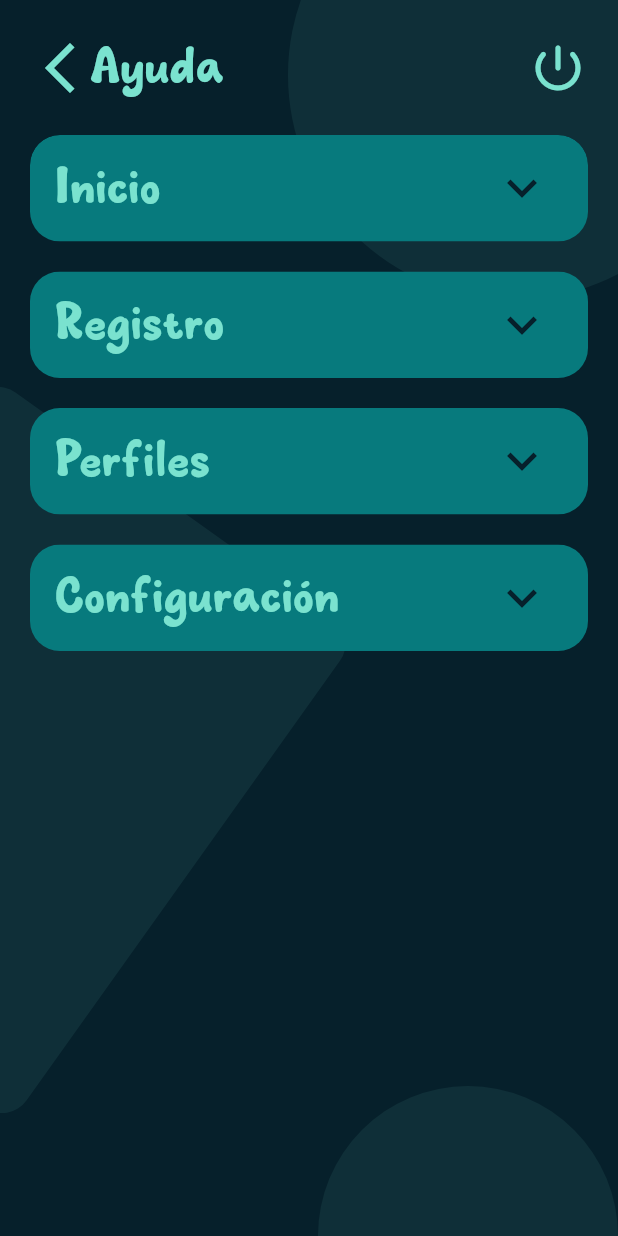
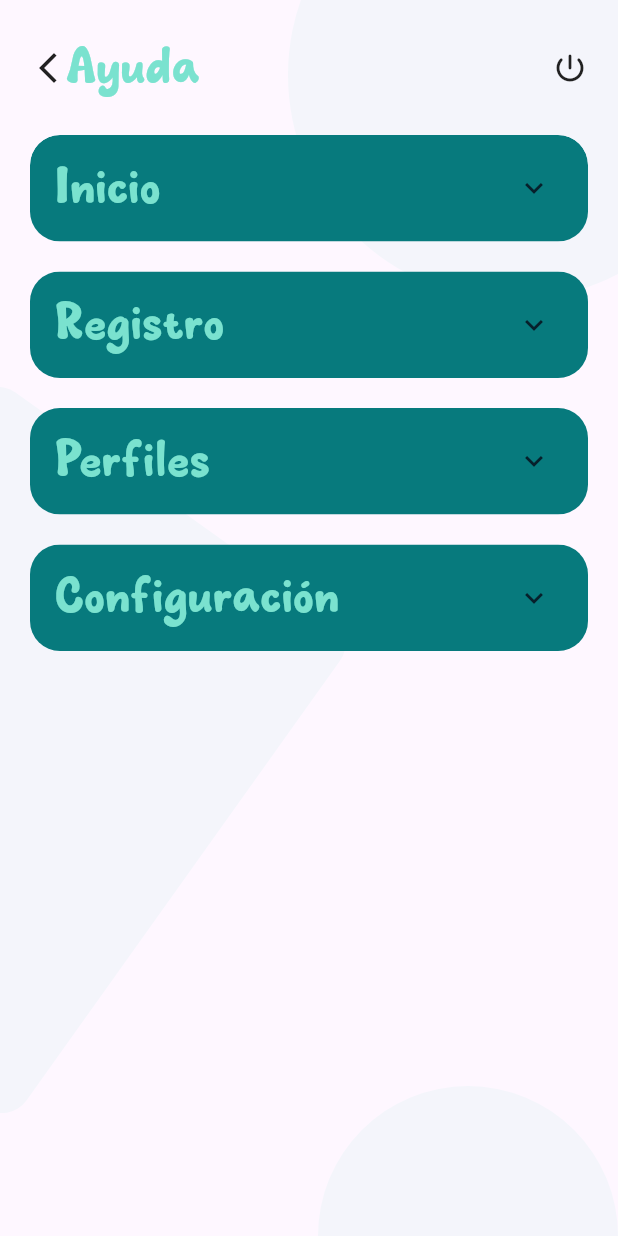
Before and after one commit to lucasbass86/yoya, a Flutter app: the SettingsPage screen opened by its route, after a tap on the "live help" icon, on a phone screen of 412 x 824 dp. Run offline on Flutter 3.47's test engine with Material 3 defaults, Android fonts, the phone set to English and light mode, and no system bars; our stand-ins replace animate_do, file_picker, hive, package_info_plus, permission_handler, shared_preferences; accounts and stored records are empty.

Commit message:
update 2025-05-14

```diff
--- a/lib/main.dart
+++ b/lib/main.dart
@@ -66,7 +66,7 @@ class MyApp extends StatelessWidget {
       debugShowCheckedModeBanner: false,
       routes: routes,
       initialRoute: HomePage.routeName,
-      theme: themeData,
+      darkTheme: darkTheme,
       localizationsDelegates: const [GlobalMaterialLocalizations.delegate, GlobalWidgetsLocalizations.delegate, GlobalCupertinoLocalizations.delegate],
       supportedLocales: const [Locale('es')],
     );
--- a/lib/pages/help_page.dart
+++ b/lib/pages/help_page.dart
@@ -34,8 +34,8 @@ class HelpPage extends StatelessWidget {
                               child: ExpansionTile(
                                 iconColor: Utils.lightColorBackground,
                                 collapsedIconColor: Utils.darkColorBackground,
-                                backgroundColor: Utils.darkColorGreen,
-                                collapsedBackgroundColor: Utils.darkColorGreen,
+                                backgroundColor: Utils.darkColorSecond,
+                                collapsedBackgroundColor: Utils.darkColorSecond,
                                 shape: RoundedRectangleBorder(borderRadius: BorderRadius.circular(20)),
                                 title: Text('Inicio', style: Utils.bigTitleStyle),
                                 childrenPadding: const EdgeInsets.all(10),
@@ -64,8 +64,8 @@ En la parte superior podemos:
                               child: ExpansionTile(
                                 iconColor: Utils.lightColorBackground,
                                 collapsedIconColor: Utils.darkColorBackground,
-                                backgroundColor: Utils.darkColorGreen,
-                                collapsedBackgroundColor: Utils.darkColorGreen,
+                                backgroundColor: Utils.darkColorSecond,
+                                collapsedBackgroundColor: Utils.darkColorSecond,
                                 shape: RoundedRectangleBorder(borderRadius: BorderRadius.circular(20)),
                                 title: Text('Registro', style: Utils.bigTitleStyle),
                                 childrenPadding: const EdgeInsets.all(10),
@@ -97,8 +97,8 @@ Los perfiles no se pueden cambiar. Únicamente las descripciones.''', textAlign:
                               child: ExpansionTile(
                                 iconColor: Utils.lightColorBackground,
                                 collapsedIconColor: Utils.darkColorBackground,
-                                backgroundColor: Utils.darkColorGreen,
-                                collapsedBackgroundColor: Utils.darkColorGreen,
+                                backgroundColor: Utils.darkColorSecond,
+                                collapsedBackgroundColor: Utils.darkColorSecond,
                                 shape: RoundedRectangleBorder(borderRadius: BorderRadius.circular(20)),
                                 title: Text('Perfiles', style: Utils.bigTitleStyle),
                                 childrenPadding: const EdgeInsets.all(10),
@@ -128,8 +128,8 @@ Del perfil se pueden modificar el nombre y el icono, guardando los datos desde e
                               child: ExpansionTile(
                                 iconColor: Utils.lightColorBackground,
                                 collapsedIconColor: Utils.darkColorBackground,
-                                backgroundColor: Utils.darkColorGreen,
-                                collapsedBackgroundColor: Utils.darkColorGreen,
+                                backgroundColor: Utils.darkColorSecond,
+                                collapsedBackgroundColor: Utils.darkColorSecond,
                                 shape: RoundedRectangleBorder(borderRadius: BorderRadius.circular(20)),
                                 title: Text('Configuración', style: Utils.bigTitleStyle),
                                 childrenPadding: const EdgeInsets.all(10),
--- a/lib/pages/profile_detail_page.dart
+++ b/lib/pages/profile_detail_page.dart
@@ -67,11 +67,11 @@ class _ProfileDetailPageState extends State<ProfileDetailPage> {
                         underline: Container(),
                         items:
                             Utils.profileIcons.map((iconData) {
-                              return DropdownMenuItem(value: iconData, child: Icon(iconData, color: Utils.darkColorGreen));
+                              return DropdownMenuItem(value: iconData, child: Icon(iconData, color: Utils.darkColorSecond));
                             }).toList(),
                         selectedItemBuilder: (context) {
                           return Utils.profileIcons.map((iconData) {
-                            return Icon(icon, color: Utils.lightColorGreen);
+                            return Icon(icon, color: Utils.lightColorSecond);
                           }).toList();
                         },
                         onChanged: (value) {
@@ -84,7 +84,7 @@ class _ProfileDetailPageState extends State<ProfileDetailPage> {
                   ],
                 ),
                 const SizedBox(height: 10),
-                Divider(color: Utils.lightColorGreen),
+                Divider(color: Utils.lightColorSecond),
                 const SizedBox(height: 10),
                 SearchWidget(
                   onChange: (String value) {
--- a/lib/pages/settings_page.dart
+++ b/lib/pages/settings_page.dart
@@ -36,6 +36,7 @@ class _SettingsPageState extends State<SettingsPage> {
               child: Column(
                 children: [
                   TopWidget(title: 'Configuración', showHelp: true),
+                  SizedBox(height: 20),
                   FutureBuilder(
                     future: Utils.checkConnection(),
                     builder: (context, snapshot) {
@@ -165,7 +166,7 @@ class _SettingsPageState extends State<SettingsPage> {
           child: Ink(
             width: 140,
             padding: const EdgeInsets.all(10),
-            decoration: BoxDecoration(color: Utils.darkColorGreen, borderRadius: BorderRadius.circular(20)),
+            decoration: BoxDecoration(color: Utils.darkColorSecond, borderRadius: BorderRadius.circular(20)),
             child: Column(children: [Text('Cargar datos', style: Utils.normalStyle20), const SizedBox(height: 5), Icon(Icons.restore)]),
           ),
         ),
@@ -183,7 +184,7 @@ class _SettingsPageState extends State<SettingsPage> {
           child: Ink(
             width: 140,
             padding: const EdgeInsets.all(10),
-            decoration: BoxDecoration(color: Utils.darkColorGreen, borderRadius: BorderRadius.circular(20)),
+            decoration: BoxDecoration(color: Utils.darkColorSecond, borderRadius: BorderRadius.circular(20)),
             child: Column(children: [Text('Subir datos', style: Utils.normalStyle20), const SizedBox(height: 5), Icon(Icons.backup_sharp)]),
           ),
         ),
@@ -201,7 +202,7 @@ class _SettingsPageState extends State<SettingsPage> {
           child: Ink(
             width: 140,
             padding: const EdgeInsets.all(10),
-            decoration: BoxDecoration(color: Utils.darkColorGreen, borderRadius: BorderRadius.circular(20)),
+            decoration: BoxDecoration(color: Utils.darkColorSecond, borderRadius: BorderRadius.circular(20)),
             child: Column(children: [Text('Guardar', style: Utils.normalStyle20), const SizedBox(height: 5), Icon(Icons.save_alt_rounded)]),
           ),
         ),
@@ -219,7 +220,7 @@ class _SettingsPageState extends State<SettingsPage> {
           child: Ink(
             width: 140,
             padding: const EdgeInsets.all(10),
-            decoration: BoxDecoration(color: Utils.darkColorGreen, borderRadius: BorderRadius.circular(20)),
+            decoration: BoxDecoration(color: Utils.darkColorSecond, borderRadius: BorderRadius.circular(20)),
             child: Column(children: [Text('Cargar', style: Utils.normalStyle20), const SizedBox(height: 5), Icon(Icons.restart_alt_rounded)]),
           ),
         ),
@@ -297,7 +298,7 @@ class _SettingsPageState extends State<SettingsPage> {
 
     if (!confirmed || !context.mounted) return;
 
-    final unlocked = await showSlideToUnlock(context, backColor: Utils.darkColorBackground, slideColor: Utils.darkColorGreen);
+    final unlocked = await showSlideToUnlock(context, backColor: Utils.darkColorBackground, slideColor: Utils.darkColorSecond);
 
     if (!unlocked || !context.mounted) return;
 
@@ -329,7 +330,7 @@ class _SettingsPageState extends State<SettingsPage> {
   }
 
   Future<void> _uploadData(BuildContext context) async {
-    final resp = await showSlideToUnlock(context, backColor: Utils.darkColorGreen, slideColor: Utils.darkColorBackground);
+    final resp = await showSlideToUnlock(context, backColor: Utils.darkColorSecond, slideColor: Utils.darkColorBackground);
     if (resp) {
       User user = User(email: Preferences.email, password: Preferences.passBackUp, profiles: mainProvider.profiles, items: mainProvider.items, history: mainProvider.history);
       final dialogContext = context;
@@ -385,7 +386,7 @@ class _SettingsPageState extends State<SettingsPage> {
       }
       if (context.mounted) {
         // Deslizar para desbloquear
-        final isUnlocked = await showSlideToUnlock(context, backColor: Utils.darkColorGreen, slideColor: Utils.darkColorBackground);
+        final isUnlocked = await showSlideToUnlock(context, backColor: Utils.darkColorSecond, slideColor: Utils.darkColorBackground);
         if (isUnlocked) {
           _setData(user);
         }
@@ -415,7 +416,7 @@ class _SettingsPageState extends State<SettingsPage> {
     if (path.isNotEmpty && context.mounted) {
       final resp = await showMessage(context: context, message: '¿Restaurar archivo?');
       if (resp && context.mounted) {
-        final unlock = await showSlideToUnlock(context, backColor: Utils.darkColorGreen, slideColor: Utils.darkColorBackground);
+        final unlock = await showSlideToUnlock(context, backColor: Utils.darkColorSecond, slideColor: Utils.darkColorBackground);
         if (unlock) {
           final Map<String, dynamic> dataJson = json.decode(path);
           User user = User.fromJson(dataJson);
--- a/lib/services/update_service.dart
+++ b/lib/services/update_service.dart
@@ -99,7 +99,7 @@ class UpdatePage extends StatelessWidget {
                   margin: const EdgeInsets.only(left: 40, right: 40, bottom: 40, top: 40),
                   padding: const EdgeInsets.all(10),
                   decoration: BoxDecoration(color: Utils.lightColorBackground, borderRadius: BorderRadius.circular(40)),
-                  child: Center(child: Text('Aceptar', style: Utils.normalStyle20.copyWith(color: Utils.darkColorGreen))),
+                  child: Center(child: Text('Aceptar', style: Utils.normalStyle20.copyWith(color: Utils.darkColorSecond))),
                 ),
               ),
             ],
--- a/lib/themes/themes.dart
+++ b/lib/themes/themes.dart
@@ -1,10 +1,11 @@
 import 'package:flutter/material.dart';
 import 'package:yoya/utils/utils.dart';
 
-ThemeData themeData = ThemeData.dark().copyWith(
+ThemeData darkTheme = ThemeData.dark().copyWith(
+  colorScheme: ColorScheme.dark(primary: Utils.lightColorBackground, onPrimary: Utils.darkColorSecond),
   scaffoldBackgroundColor: Utils.darkColorBackground,
-  iconTheme: IconThemeData(size: Utils.iconSize, color: Utils.lightColorGreen),
-  floatingActionButtonTheme: FloatingActionButtonThemeData(iconSize: 40, backgroundColor: Utils.lightColorGreen, foregroundColor: Utils.darkColorGreen, splashColor: Utils.lightColorBackground),
+  iconTheme: IconThemeData(size: Utils.iconSize, color: Utils.lightColorSecond),
+  floatingActionButtonTheme: FloatingActionButtonThemeData(iconSize: 40, backgroundColor: Utils.lightColorSecond, foregroundColor: Utils.darkColorSecond, splashColor: Utils.lightColorBackground),
   splashColor: Utils.lightColorBackground,
   //SNACKBAR
   snackBarTheme: SnackBarThemeData(
@@ -14,19 +15,19 @@ ThemeData themeData = ThemeData.dark().copyWith(
   ),
   textSelectionTheme: TextSelectionThemeData(
     cursorColor: Utils.lightColorBackground, // Color del cursor
-    selectionColor: Utils.darkColorGreen, // Color de la selección del texto
+    selectionColor: Utils.darkColorSecond, // Color de la selección del texto
     selectionHandleColor: Utils.lightColorBackground, // Color del indicador al seleccionar
   ),
   //TEXTFIELD
   inputDecorationTheme: InputDecorationTheme(
-    hintStyle: TextStyle(color: Utils.lightColorGreen, fontFamily: Utils.fontFamilyName),
-    labelStyle: TextStyle(color: Utils.lightColorGreen, fontFamily: Utils.fontFamilyName),
-    suffixIconColor: Utils.lightColorGreen,
-    prefixIconColor: Utils.lightColorGreen,
-    enabledBorder: OutlineInputBorder(borderSide: BorderSide(color: Utils.lightColorGreen), borderRadius: BorderRadius.circular(20)),
-    border: OutlineInputBorder(borderSide: BorderSide(color: Utils.lightColorGreen), borderRadius: BorderRadius.circular(20)),
-    focusedBorder: OutlineInputBorder(borderSide: BorderSide(color: Utils.lightColorGreen), borderRadius: BorderRadius.circular(20)),
-    disabledBorder: OutlineInputBorder(borderSide: BorderSide(color: Utils.lightColorGreen), borderRadius: BorderRadius.circular(20)),
+    hintStyle: TextStyle(color: Utils.lightColorSecond, fontFamily: Utils.fontFamilyName),
+    labelStyle: TextStyle(color: Utils.lightColorSecond, fontFamily: Utils.fontFamilyName),
+    suffixIconColor: Utils.lightColorSecond,
+    prefixIconColor: Utils.lightColorSecond,
+    enabledBorder: OutlineInputBorder(borderSide: BorderSide(color: Utils.lightColorSecond), borderRadius: BorderRadius.circular(20)),
+    border: OutlineInputBorder(borderSide: BorderSide(color: Utils.lightColorSecond), borderRadius: BorderRadius.circular(20)),
+    focusedBorder: OutlineInputBorder(borderSide: BorderSide(color: Utils.lightColorSecond), borderRadius: BorderRadius.circular(20)),
+    disabledBorder: OutlineInputBorder(borderSide: BorderSide(color: Utils.lightColorSecond), borderRadius: BorderRadius.circular(20)),
   ),
   //CANCELAR
   outlinedButtonTheme: OutlinedButtonThemeData(
@@ -38,7 +39,7 @@ ThemeData themeData = ThemeData.dark().copyWith(
           return Utils.lightColorBackground;
         }
       }),
-      backgroundColor: WidgetStateProperty.resolveWith((states) => Utils.darkColorGreen),
+      backgroundColor: WidgetStateProperty.resolveWith((states) => Utils.darkColorSecond),
       overlayColor: WidgetStateProperty.resolveWith((states) => Utils.lightColorBackground),
     ),
   ),
@@ -47,7 +48,7 @@ ThemeData themeData = ThemeData.dark().copyWith(
     style: ButtonStyle(
       overlayColor: WidgetStateProperty.resolveWith((states) => Utils.lightColorBackground),
       foregroundColor: WidgetStateProperty.resolveWith((states) => Utils.darkColorBackground),
-      backgroundColor: WidgetStateProperty.resolveWith((states) => Utils.lightColorGreen),
+      backgroundColor: WidgetStateProperty.resolveWith((states) => Utils.lightColorSecond),
     ),
   ),
   //DATEPICKER
@@ -62,32 +63,32 @@ ThemeData themeData = ThemeData.dark().copyWith(
     dayOverlayColor: WidgetStateProperty.all(Utils.lightColorBackground),
     dayForegroundColor: WidgetStateProperty.resolveWith((states) {
       if (states.contains(WidgetState.selected)) {
-        return Utils.darkColorGreen;
+        return Utils.darkColorSecond;
       } else if (states.contains(WidgetState.disabled)) {
         return Utils.darkColorBackground;
       } else {
-        return Utils.lightColorGreen;
+        return Utils.lightColorSecond;
       }
     }),
     todayBackgroundColor: WidgetStateProperty.resolveWith((states) {
       if (states.contains(WidgetState.selected)) {
         return Utils.lightColorBackground;
       } else {
-        return Utils.darkColorGreen;
+        return Utils.darkColorSecond;
       }
     }),
     todayForegroundColor: WidgetStateProperty.resolveWith((states) {
       if (states.contains(WidgetState.selected)) {
-        return Utils.darkColorGreen;
+        return Utils.darkColorSecond;
       } else {
-        return Utils.lightColorGreen;
+        return Utils.lightColorSecond;
       }
     }),
     dividerColor: Utils.darkColorBackground,
     headerBackgroundColor: Utils.darkColorBackground,
     headerForegroundColor: Utils.lightColorBackground,
-    confirmButtonStyle: ButtonStyle(overlayColor: WidgetStateProperty.all(Utils.lightColorBackground), foregroundColor: WidgetStateProperty.all(Utils.darkColorGreen)),
-    cancelButtonStyle: ButtonStyle(overlayColor: WidgetStateProperty.all(Utils.lightColorBackground), foregroundColor: WidgetStateProperty.all(Utils.darkColorGreen)),
+    confirmButtonStyle: ButtonStyle(overlayColor: WidgetStateProperty.all(Utils.lightColorBackground), foregroundColor: WidgetStateProperty.all(Utils.darkColorSecond)),
+    cancelButtonStyle: ButtonStyle(overlayColor: WidgetStateProperty.all(Utils.lightColorBackground), foregroundColor: WidgetStateProperty.all(Utils.darkColorSecond)),
     backgroundColor: Utils.darkColorBackground,
     dayStyle: Utils.normalStyle15,
     headerHeadlineStyle: Utils.normalStyle20,
@@ -96,11 +97,37 @@ ThemeData themeData = ThemeData.dark().copyWith(
     weekdayStyle: Utils.normalStyle20.copyWith(color: Utils.lightColorBackground),
     shape: RoundedRectangleBorder(borderRadius: BorderRadius.circular(20)),
   ),
+  //PROGRESS
   progressIndicatorTheme: ProgressIndicatorThemeData(color: Utils.lightColorBackground, linearTrackColor: Utils.lightColorBackground, circularTrackColor: Utils.lightColorBackground),
+  //SWITCH
+  switchTheme: SwitchThemeData(
+    thumbColor: WidgetStateProperty.resolveWith((states) {
+      if (states.contains(WidgetState.selected)) {
+        return Utils.lightColorSecond;
+      } else {
+        return Utils.darkColorSecond;
+      }
+    }),
+    trackColor: WidgetStateProperty.resolveWith((states) {
+      if (states.contains(WidgetState.selected)) {
+        return Utils.lightColorBackground;
+      } else {
+        return Utils.darkColorBackground;
+      }
+    }),
+  ),
+  //TIMEPICKER
+  timePickerTheme: TimePickerThemeData(
+    backgroundColor: Utils.darkColorBackground,
+    helpTextStyle: Utils.bigTitleStyle,
+    hourMinuteColor: Utils.darkColorSecond,
+    hourMinuteTextColor: Utils.lightColorBackground,
+    hourMinuteTextStyle: Utils.normalStyle30.copyWith(fontSize: 70),
+    dialHandColor: Utils.lightColorSecond,
+    dialBackgroundColor: Utils.darkColorSecond,
+    dialTextStyle: Utils.normalStyle20,
+    timeSelectorSeparatorColor: WidgetStateProperty.all(Utils.lightColorSecond),
+    confirmButtonStyle: ButtonStyle(overlayColor: WidgetStateProperty.all(Utils.lightColorBackground), foregroundColor: WidgetStateProperty.all(Utils.darkColorSecond)),
+    cancelButtonStyle: ButtonStyle(overlayColor: WidgetStateProperty.all(Utils.lightColorBackground), foregroundColor: WidgetStateProperty.all(Utils.darkColorSecond)),
+  ),
 );
-
-//  if (states.contains(WidgetState.selected)) {
-//           return Utils.darkColorBackground;
-//         } else {
-//           return Utils.lightColorBackground;
-//         }
--- a/lib/utils/utils.dart
+++ b/lib/utils/utils.dart
@@ -4,6 +4,7 @@ import 'package:file_picker/file_picker.dart';
 import 'package:flutter/material.dart';
 import 'package:flutter/services.dart';
 import 'package:hive/hive.dart';
+// ignore: depend_on_referenced_packages
 import 'package:path/path.dart' as p;
 import 'package:permission_handler/permission_handler.dart';
 
@@ -11,16 +12,16 @@ class Utils {
   //https://colorhunt.co/palette/f5eedd7ae2cf077a7d06202b
   static final Color lightColorBackground = Color.fromARGB(255, 245, 238, 221);
   static final Color darkColorBackground = Color.fromARGB(255, 6, 32, 43);
-  static final Color lightColorGreen = Color.fromARGB(255, 122, 226, 207);
-  static final Color darkColorGreen = Color.fromARGB(255, 7, 122, 125);
+  static final Color lightColorSecond = Color.fromARGB(255, 122, 226, 207);
+  static final Color darkColorSecond = Color.fromARGB(255, 7, 122, 125);
 
   static final double iconSize = 40;
 
   static final String fontFamilyName = 'Wonderly';
-  static final TextStyle bigTitleStyle = TextStyle(fontSize: 35, color: lightColorGreen, fontFamily: fontFamilyName);
-  static final TextStyle normalStyle15 = TextStyle(fontSize: 15, color: lightColorGreen, fontFamily: fontFamilyName);
-  static final TextStyle normalStyle20 = TextStyle(fontSize: 20, color: lightColorGreen, fontFamily: fontFamilyName);
-  static final TextStyle normalStyle30 = TextStyle(fontSize: 30, color: lightColorGreen, fontFamily: fontFamilyName);
+  static final TextStyle bigTitleStyle = TextStyle(fontSize: 35, color: lightColorSecond, fontFamily: fontFamilyName);
+  static final TextStyle normalStyle15 = TextStyle(fontSize: 15, color: lightColorSecond, fontFamily: fontFamilyName);
+  static final TextStyle normalStyle20 = TextStyle(fontSize: 20, color: lightColorSecond, fontFamily: fontFamilyName);
+  static final TextStyle normalStyle30 = TextStyle(fontSize: 30, color: lightColorSecond, fontFamily: fontFamilyName);
 
   static final List<IconData> profileIcons = [
     Icons.person,
@@ -74,7 +75,7 @@ class Utils {
   static final Box boxHistory = Hive.box(boxHistoryName);
 
   static SnackBar snackBar(String msg) {
-    return SnackBar(content: Text(msg, style: TextStyle(color: darkColorGreen)));
+    return SnackBar(content: Text(msg, style: TextStyle(color: darkColorSecond)));
   }
 
   static bool isValidEmail(String email) {
--- a/lib/widgets/background_widget.dart
+++ b/lib/widgets/background_widget.dart
@@ -7,7 +7,7 @@ class BackgroundWidget extends StatelessWidget {
 
   @override
   Widget build(BuildContext context) {
-    final Color color = Utils.lightColorGreen.withAlpha(20);
+    final Color color = Utils.lightColorSecond.withAlpha(20);
     return Stack(
       children: [
         Positioned(
--- a/lib/widgets/item_widget.dart
+++ b/lib/widgets/item_widget.dart
@@ -34,7 +34,7 @@ class _ItemWidgetState extends State<ItemWidget> with TickerProviderStateMixin {
             width: double.infinity,
             height: 140,
             padding: const EdgeInsets.all(10),
-            decoration: BoxDecoration(color: Utils.darkColorGreen, borderRadius: BorderRadius.circular(20)),
+            decoration: BoxDecoration(color: Utils.darkColorSecond, borderRadius: BorderRadius.circular(20)),
             child: Column(
               mainAxisAlignment: MainAxisAlignment.center,
               children: [
--- a/lib/widgets/profile_widget.dart
+++ b/lib/widgets/profile_widget.dart
@@ -20,7 +20,7 @@ class ProfileWidget extends StatelessWidget {
             width: double.infinity,
             height: 80,
             padding: const EdgeInsets.all(10),
-            decoration: BoxDecoration(color: Utils.darkColorGreen, borderRadius: BorderRadius.circular(20)),
+            decoration: BoxDecoration(color: Utils.darkColorSecond, borderRadius: BorderRadius.circular(20)),
             child: Row(children: [Icon(profile.icon), const SizedBox(width: 10), Text(profile.name, style: Utils.normalStyle30)]),
           ),
         ),
--- a/lib/widgets/progressbar_widget.dart
+++ b/lib/widgets/progressbar_widget.dart
@@ -54,11 +54,11 @@ class ProgressBarWidget extends StatelessWidget {
         children: [
           Text(
             "${percentage.toStringAsFixed(1)}%",
-            style: TextStyle(color: Utils.getContrastingTextColor(percentage < 25 ? backgroundColor : progressColor, Utils.darkColorGreen, Utils.lightColorGreen), fontWeight: FontWeight.bold),
+            style: TextStyle(color: Utils.getContrastingTextColor(percentage < 25 ? backgroundColor : progressColor, Utils.darkColorSecond, Utils.lightColorSecond), fontWeight: FontWeight.bold),
           ),
           Text(
             "${(percentage != 0 ? 100 - percentage : 0).toStringAsFixed(1)}%",
-            style: TextStyle(color: Utils.getContrastingTextColor(percentage > 75 ? progressColor : backgroundColor, Utils.darkColorGreen, Utils.lightColorGreen), fontWeight: FontWeight.bold),
+            style: TextStyle(color: Utils.getContrastingTextColor(percentage > 75 ? progressColor : backgroundColor, Utils.darkColorSecond, Utils.lightColorSecond), fontWeight: FontWeight.bold),
           ),
         ],
       ),
--- a/lib/widgets/search_widget.dart
+++ b/lib/widgets/search_widget.dart
@@ -24,7 +24,7 @@ class _SearchWidgetState extends State<SearchWidget> {
             width: isExpanded ? constraints.maxWidth : 65,
             height: 70,
             padding: const EdgeInsets.all(10),
-            decoration: BoxDecoration(color: isExpanded ? Utils.lightColorBackground : Utils.darkColorGreen, borderRadius: BorderRadius.circular(20)),
+            decoration: BoxDecoration(color: isExpanded ? Utils.lightColorBackground : Utils.darkColorSecond, borderRadius: BorderRadius.circular(20)),
             child: TextField(
               controller: searchController,
               maxLength: 20,
--- a/pubspec.yaml
+++ b/pubspec.yaml
@@ -16,7 +16,7 @@ publish_to: 'none' # Remove this line if you wish to publish to pub.dev
 # https://developer.apple.com/library/archive/documentation/General/Reference/InfoPlistKeyReference/Articles/CoreFoundationKeys.html
 # In Windows, build-name is used as the major, minor, and patch parts
 # of the product and file versions while build-number is used as the build suffix.
-version: 1.0.1+1
+version: 1.0.2+1
 
 environment:
   sdk: ^3.7.2
```
Also changed, not shown: lib/dialogs/dialogs.dart (+23 -2 lines), lib/pages/item_detail_page.dart (+9 -9 lines), lib/widgets/history_widget.dart (+10 -4 lines).
